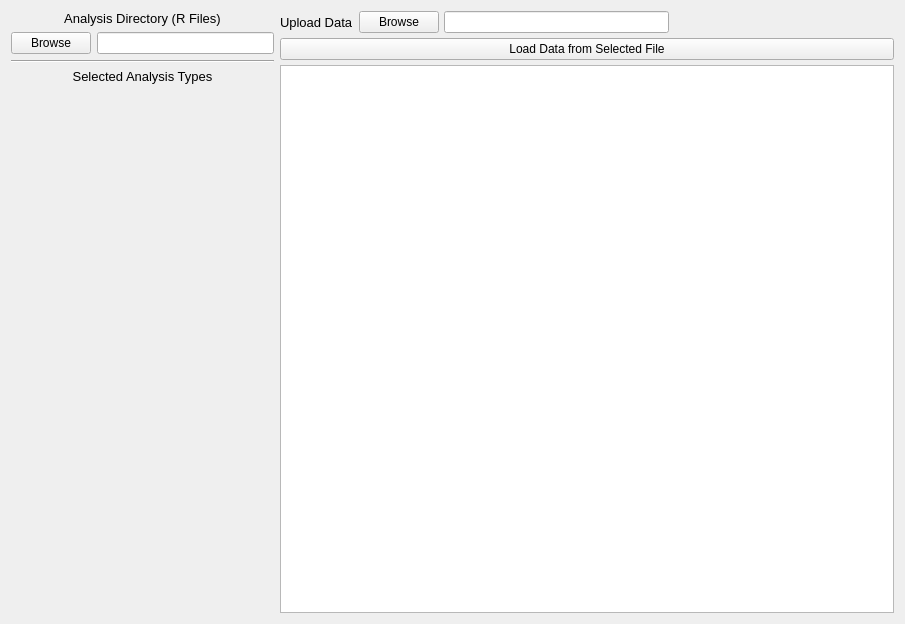
Before: the Qt Designer form ui/main_window.ui in Archangel4148/Test-Suite-R, drawn with Qt 5.
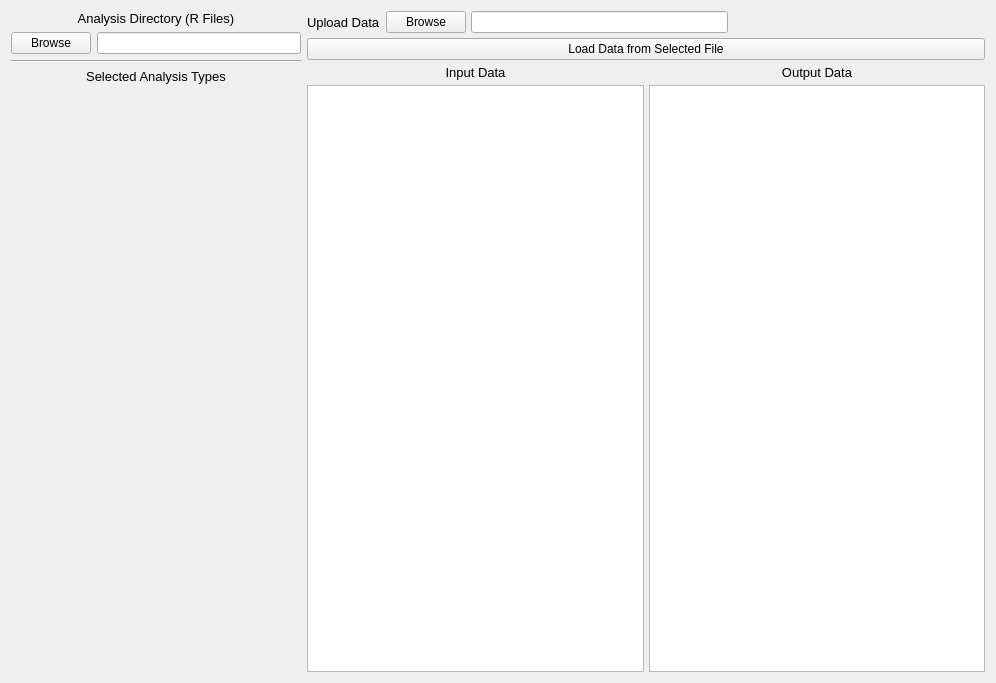
After: the same form once the commit is applied.

Diff of the .ui file:
```diff
--- a/ui/main_window.ui
+++ b/ui/main_window.ui
@@ -6,8 +6,8 @@
    <rect>
     <x>0</x>
     <y>0</y>
-    <width>905</width>
-    <height>624</height>
+    <width>996</width>
+    <height>683</height>
    </rect>
   </property>
   <property name="windowTitle">
@@ -95,7 +95,7 @@
       </layout>
      </item>
      <item>
-      <layout class="QVBoxLayout" name="verticalLayout_2" stretch="1,0,12">
+      <layout class="QVBoxLayout" name="verticalLayout_2" stretch="1,0,0,12">
        <property name="spacing">
         <number>5</number>
        </property>
@@ -146,7 +146,48 @@
         </widget>
        </item>
        <item>
-        <widget class="QPlainTextEdit" name="data_text_edit"/>
+        <layout class="QHBoxLayout" name="horizontalLayout_5">
+         <item>
+          <widget class="QLabel" name="label_4">
+           <property name="font">
+            <font>
+             <pointsize>10</pointsize>
+            </font>
+           </property>
+           <property name="text">
+            <string>Input Data</string>
+           </property>
+           <property name="alignment">
+            <set>Qt::AlignCenter</set>
+           </property>
+          </widget>
+         </item>
+         <item>
+          <widget class="QLabel" name="label_3">
+           <property name="font">
+            <font>
+             <pointsize>10</pointsize>
+            </font>
+           </property>
+           <property name="text">
+            <string>Output Data</string>
+           </property>
+           <property name="alignment">
+            <set>Qt::AlignCenter</set>
+           </property>
+          </widget>
+         </item>
+        </layout>
+       </item>
+       <item>
+        <layout class="QHBoxLayout" name="horizontalLayout_4">
+         <item>
+          <widget class="QPlainTextEdit" name="input_data_text_edit"/>
+         </item>
+         <item>
+          <widget class="QPlainTextEdit" name="output_text_edit"/>
+         </item>
+        </layout>
        </item>
       </layout>
      </item>
```
